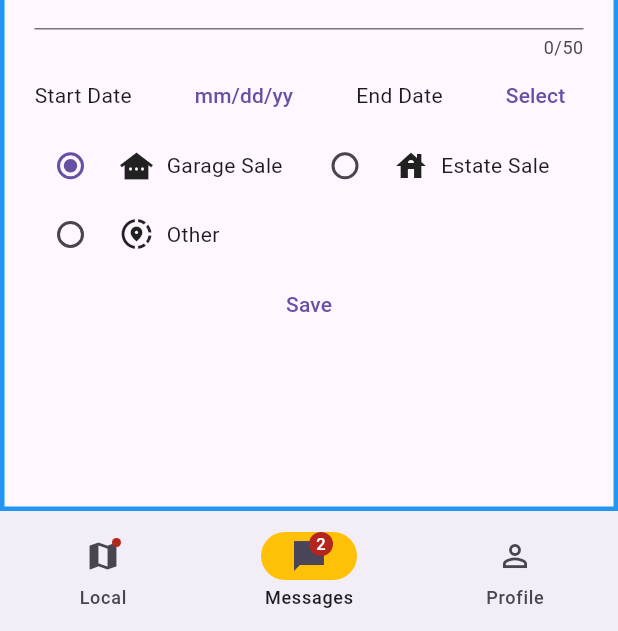
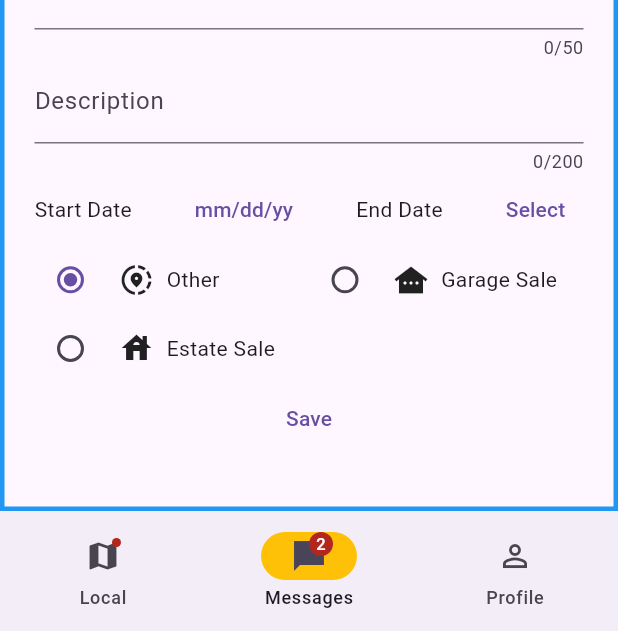
Before and after one commit to JosephMemmelAtWCTC/Local-connection-mobile-app-final, a Flutter app: the screen it shows after launch, item 2 of the bottom bar chosen, after a tap on "Save", on a phone screen of 412 x 824 dp, the part 605-1236 px from its top. Run offline on Flutter 3.47's test engine with Material 3 defaults, Android fonts, the phone set to English and light mode, and no system bars; drawn by our look-alikes of flutter_map; our stand-ins replace geolocator, latlong2; network calls fail.

Commit message:
First working post to location working

```diff
--- a/lib/ManagePage.dart
+++ b/lib/ManagePage.dart
@@ -1,6 +1,9 @@
+import 'dart:convert';
 import 'dart:math';
 
 import 'package:flutter/material.dart';
+import 'package:http/http.dart';
+import 'package:local_connection_first/helpers/NetworkRequestsHelper.dart';
 // import 'package:url_launcher/url_launcher.dart';
 import 'package:local_connection_first/singletons/AppData.dart';
 import 'package:flutter_map/flutter_map.dart';
@@ -198,6 +201,24 @@
                         return null;
                       },
                     ),
+                    TextFormField(
+                      controller: _descriptionController,
+                      decoration: InputDecoration(
+                        labelText: "Description",
+                        hintText: "Enter a description",
+                        counterText: "${_descriptionController.text.length}/200",
+                      ),
+                      maxLength: 200,
+                      onChanged: (value) {
+                        setState(() {});
+                      },
+                      validator: (value) {
+                        if (value == null || value.isEmpty) {
+                          return 'Please enter a description';
+                        }
+                        return null;
+                      },
+                    ),
                     Row(
                       mainAxisAlignment: MainAxisAlignment.spaceBetween,
                       children: [
@@ -267,7 +288,27 @@
                       }),
                     ),
                     TextButton(
-                      onPressed: () => "_selectDate(context, false)",
+                      onPressed: () async {
+
+                        print("DateTime.now().toString() ${DateTime.now().toString()}");
+                        Response response = await NetworkRequestsHelper.postData("https://localconnectionsapi.azurewebsites.net/localLocations", bodyJson: {
+                            "id": 0,
+                            "enabled": true,
+                            "locationNickname": _titleController.text,
+                            "creatorId": AppData().loggedInUser.username ?? "_____",
+                            "description": _descriptionController.text,
+                            "latitude": AppData().currentUserPosition.latitude,
+                            "longitude": AppData().currentUserPosition.longitude,
+                            "createdOn": DateTime.now().toIso8601String(),
+                            "dateStart": DateTime.now().toIso8601String(),
+                            "dateEnd": DateTime.now().toIso8601String(),
+                            "localLabelStrings": [LocationLabel.toEnum(_radioGroupValue.toString()).title]
+                        });
+                        // final responseData = jsonDecode(response.body);
+
+                        // print("responseData for post location = ${jsonDecode(responseData)}");
+
+                      },
                       child: const Text("Save"),
                     ),
                   ],
--- a/lib/Models/LocationLabel.dart
+++ b/lib/Models/LocationLabel.dart
@@ -1,27 +1,29 @@
 import 'package:flutter/material.dart';
 
 enum LocationLabel {
-  garage(title: "Garage Sale", description: "It's a Garage Sale", icon: Icons.other_houses),//warehouse
-  estate(title: "Estate Sale", description: "It's a Estate Sale", icon: Icons.house),
-  other(title: "Other", description: "Other or error", icon: Icons.share_location);
+  other(id: 0, title: "Other", description: "Other or error", icon: Icons.share_location),
+  garage(id: 1, title: "Garage Sale", description: "It's a Garage Sale", icon: Icons.other_houses),//warehouse
+  estate(id: 2, title: "Estate Sale", description: "It's a Estate Sale", icon: Icons.house);
 
   const LocationLabel({
+    required this.id,
     required this.title,
     required this.description,
     required this.icon,
   });
 
+  final int id;
   final String title;
   final String description;
   final IconData icon;
 
-  nameToEnum(String name){
+  static toEnum(String name){
     for(LocationLabel localLabelEnum in LocationLabel.values){
-      if(localLabelEnum.title == "name"){
+      if(localLabelEnum.id.toString() == name || localLabelEnum.name == name){
         return localLabelEnum;
       }
     }
-
   }
 
+
 }
--- a/lib/helpers/NetworkRequestsHelper.dart
+++ b/lib/helpers/NetworkRequestsHelper.dart
@@ -5,6 +5,8 @@
 
   static Future<http.Response> postData(String apiUrl, {Object? bodyJson}) async {
     try {
+      print("postData is...'");
+      print("postData is '${jsonEncode(bodyJson)}'");
       final response = await http.post(
         Uri.parse(apiUrl),
         headers: <String, String>{
@@ -26,7 +28,7 @@
       //   throw Exception('Failed to post data');
       // }
     } catch (e) {
-      throw Exception('Failed to post data');
+      throw Exception('Failed to post data ${e}');
       // setState(() {
       //   result = 'Error: $e';
       // });
```
